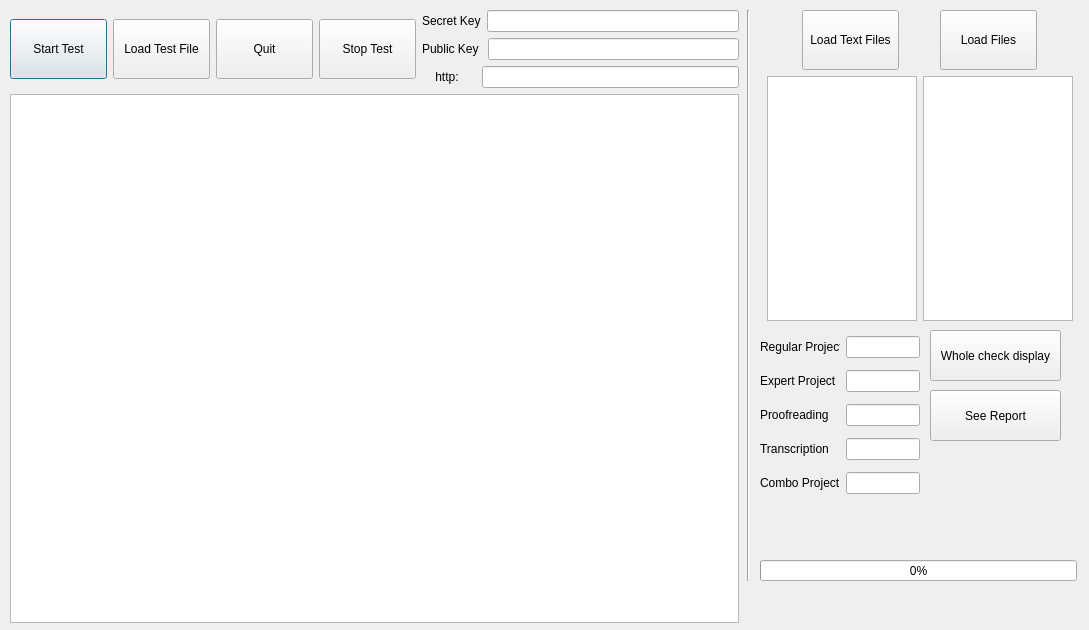
First picture: the form in main_design.ui, repository yvgenyk/API-Test2, before the edit.
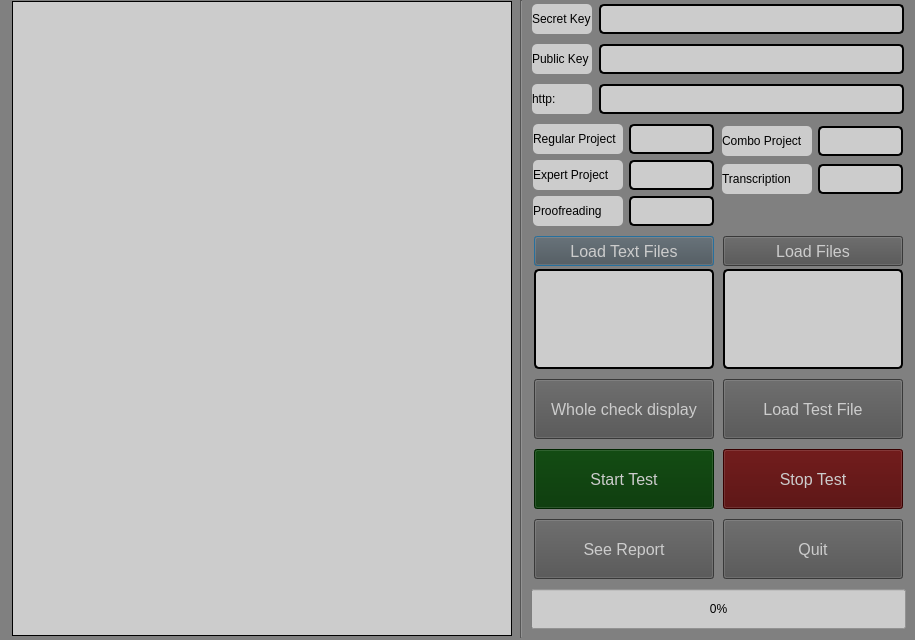
Second picture: the form after the edit. Icons and pictures are not drawn.

Patch:
```diff
--- a/main_design.ui
+++ b/main_design.ui
@@ -6,10 +6,22 @@
    <rect>
     <x>0</x>
     <y>0</y>
-    <width>1089</width>
-    <height>630</height>
+    <width>915</width>
+    <height>640</height>
    </rect>
   </property>
+  <property name="minimumSize">
+   <size>
+    <width>915</width>
+    <height>640</height>
+   </size>
+  </property>
+  <property name="maximumSize">
+   <size>
+    <width>915</width>
+    <height>640</height>
+   </size>
+  </property>
   <property name="windowTitle">
    <string>API Test</string>
   </property>
@@ -18,438 +30,836 @@
     <normaloff>logo.jpg</normaloff>logo.jpg</iconset>
   </property>
   <property name="styleSheet">
-   <string notr="true"/>
+   <string notr="true">background: rgb(128,128, 128)</string>
   </property>
-  <widget class="QWidget" name="gridLayoutWidget">
+  <widget class="QWidget" name="horizontalLayoutWidget_2">
    <property name="geometry">
     <rect>
      <x>10</x>
-     <y>10</y>
-     <width>729</width>
-     <height>613</height>
+     <y>0</y>
+     <width>901</width>
+     <height>638</height>
     </rect>
    </property>
-   <layout class="QGridLayout" name="gridLayout">
-    <item row="0" column="0">
-     <layout class="QGridLayout" name="gridLayout_2">
-      <item row="0" column="4">
-       <layout class="QVBoxLayout" name="verticalLayout_2">
-        <item>
-         <layout class="QHBoxLayout" name="horizontalLayout">
-          <item>
-           <widget class="QLabel" name="label">
-            <property name="text">
-             <string>Secret Key</string>
-            </property>
-           </widget>
-          </item>
-          <item>
-           <widget class="QLineEdit" name="lineEdit">
-            <property name="text">
-             <string/>
-            </property>
-           </widget>
-          </item>
-         </layout>
-        </item>
-        <item>
-         <layout class="QHBoxLayout" name="horizontalLayout_2">
-          <item>
-           <widget class="QLabel" name="label_2">
-            <property name="text">
-             <string>Public Key </string>
-            </property>
-           </widget>
-          </item>
-          <item>
-           <widget class="QLineEdit" name="lineEdit_2"/>
-          </item>
-         </layout>
-        </item>
-        <item>
-         <layout class="QVBoxLayout" name="verticalLayout">
-          <item>
-           <layout class="QHBoxLayout" name="horizontalLayout_3">
-            <item>
-             <widget class="QLabel" name="label_3">
-              <property name="text">
-               <string>    http:     </string>
-              </property>
-             </widget>
-            </item>
-            <item>
-             <widget class="QLineEdit" name="lineEdit_3"/>
-            </item>
-           </layout>
-          </item>
-         </layout>
-        </item>
-       </layout>
-      </item>
-      <item row="0" column="0">
-       <widget class="QPushButton" name="startBtn">
-        <property name="sizePolicy">
-         <sizepolicy hsizetype="Fixed" vsizetype="Fixed">
-          <horstretch>97</horstretch>
-          <verstretch>60</verstretch>
-         </sizepolicy>
-        </property>
-        <property name="minimumSize">
-         <size>
-          <width>97</width>
-          <height>60</height>
-         </size>
-        </property>
-        <property name="text">
-         <string>Start Test</string>
-        </property>
-        <property name="iconSize">
-         <size>
-          <width>24</width>
-          <height>24</height>
-         </size>
-        </property>
-       </widget>
-      </item>
-      <item row="0" column="2">
-       <widget class="QPushButton" name="pushButton_2">
-        <property name="minimumSize">
-         <size>
-          <width>97</width>
-          <height>60</height>
-         </size>
-        </property>
-        <property name="text">
-         <string>Quit</string>
-        </property>
-       </widget>
-      </item>
-      <item row="0" column="1">
-       <widget class="QPushButton" name="fileLoad">
-        <property name="minimumSize">
-         <size>
-          <width>97</width>
-          <height>60</height>
-         </size>
-        </property>
-        <property name="text">
-         <string>Load Test File</string>
-        </property>
-       </widget>
-      </item>
-      <item row="0" column="3">
-       <widget class="QPushButton" name="stopBtn">
-        <property name="minimumSize">
-         <size>
-          <width>97</width>
-          <height>60</height>
-         </size>
-        </property>
-        <property name="text">
-         <string>Stop Test</string>
-        </property>
-       </widget>
-      </item>
-     </layout>
-    </item>
-    <item row="1" column="0">
+   <layout class="QHBoxLayout" name="horizontalLayout_5">
+    <item>
      <widget class="QTableWidget" name="tableWidget">
       <property name="minimumSize">
        <size>
-        <width>0</width>
-        <height>500</height>
+        <width>500</width>
+        <height>635</height>
        </size>
       </property>
+      <property name="maximumSize">
+       <size>
+        <width>500</width>
+        <height>635</height>
+       </size>
+      </property>
+      <property name="font">
+       <font>
+        <pointsize>9</pointsize>
+       </font>
+      </property>
+      <property name="styleSheet">
+       <string notr="true">background:rgb(204,204,204);
+border: 1px solid black;
+</string>
+      </property>
      </widget>
     </item>
-   </layout>
-  </widget>
-  <widget class="QWidget" name="horizontalLayoutWidget">
-   <property name="geometry">
-    <rect>
-     <x>760</x>
-     <y>10</y>
-     <width>321</width>
-     <height>311</height>
-    </rect>
-   </property>
-   <layout class="QHBoxLayout" name="horizontalLayout_6">
     <item>
-     <layout class="QVBoxLayout" name="verticalLayout_3">
+     <widget class="Line" name="line">
+      <property name="orientation">
+       <enum>Qt::Vertical</enum>
+      </property>
+     </widget>
+    </item>
+    <item>
+     <layout class="QVBoxLayout" name="verticalLayout">
+      <property name="spacing">
+       <number>6</number>
+      </property>
+      <property name="leftMargin">
+       <number>0</number>
+      </property>
+      <item>
+       <layout class="QHBoxLayout" name="horizontalLayout">
+        <item>
+         <widget class="QLabel" name="label">
+          <property name="minimumSize">
+           <size>
+            <width>60</width>
+            <height>30</height>
+           </size>
+          </property>
+          <property name="maximumSize">
+           <size>
+            <width>60</width>
+            <height>30</height>
+           </size>
+          </property>
+          <property name="styleSheet">
+           <string notr="true">background:rgb(204,204,204);
+border-radius: 5px;</string>
+          </property>
+          <property name="text">
+           <string>Secret Key</string>
+          </property>
+         </widget>
+        </item>
+        <item>
+         <widget class="QLineEdit" name="lineEdit">
+          <property name="minimumSize">
+           <size>
+            <width>305</width>
+            <height>30</height>
+           </size>
+          </property>
+          <property name="maximumSize">
+           <size>
+            <width>305</width>
+            <height>30</height>
+           </size>
+          </property>
+          <property name="styleSheet">
+           <string notr="true">background:rgb(204,204,204);
+border: 2px solid black;
+border-radius: 5px;</string>
+          </property>
+          <property name="text">
+           <string/>
+          </property>
+         </widget>
+        </item>
+       </layout>
+      </item>
+      <item>
+       <layout class="QHBoxLayout" name="horizontalLayout_2">
+        <item>
+         <widget class="QLabel" name="label_2">
+          <property name="minimumSize">
+           <size>
+            <width>60</width>
+            <height>30</height>
+           </size>
+          </property>
+          <property name="maximumSize">
+           <size>
+            <width>60</width>
+            <height>30</height>
+           </size>
+          </property>
+          <property name="styleSheet">
+           <string notr="true">background:rgb(204,204,204);
+border-radius: 5px;</string>
+          </property>
+          <property name="text">
+           <string>Public Key </string>
+          </property>
+         </widget>
+        </item>
+        <item>
+         <widget class="QLineEdit" name="lineEdit_2">
+          <property name="minimumSize">
+           <size>
+            <width>305</width>
+            <height>30</height>
+           </size>
+          </property>
+          <property name="maximumSize">
+           <size>
+            <width>305</width>
+            <height>30</height>
+           </size>
+          </property>
+          <property name="styleSheet">
+           <string notr="true">background:rgb(204,204,204);
+border: 2px solid black;
+border-radius: 5px;</string>
+          </property>
+         </widget>
+        </item>
+       </layout>
+      </item>
+      <item>
+       <layout class="QHBoxLayout" name="horizontalLayout_3">
+        <item>
+         <widget class="QLabel" name="label_3">
+          <property name="minimumSize">
+           <size>
+            <width>60</width>
+            <height>30</height>
+           </size>
+          </property>
+          <property name="maximumSize">
+           <size>
+            <width>60</width>
+            <height>30</height>
+           </size>
+          </property>
+          <property name="styleSheet">
+           <string notr="true">background:rgb(204,204,204);
+border-radius: 5px;</string>
+          </property>
+          <property name="text">
+           <string>http:     </string>
+          </property>
+         </widget>
+        </item>
+        <item>
+         <widget class="QLineEdit" name="lineEdit_3">
+          <property name="minimumSize">
+           <size>
+            <width>305</width>
+            <height>30</height>
+           </size>
+          </property>
+          <property name="maximumSize">
+           <size>
+            <width>305</width>
+            <height>30</height>
+           </size>
+          </property>
+          <property name="styleSheet">
+           <string notr="true">background:rgb(204,204,204);
+border: 2px solid black;
+border-radius: 5px;</string>
+          </property>
+         </widget>
+        </item>
+       </layout>
+      </item>
+      <item>
+       <layout class="QHBoxLayout" name="horizontalLayout_7">
+        <item>
+         <layout class="QHBoxLayout" name="horizontalLayout_6">
+          <item>
+           <layout class="QVBoxLayout" name="verticalLayout_5">
+            <item>
+             <widget class="QLabel" name="label_4">
+              <property name="minimumSize">
+               <size>
+                <width>90</width>
+                <height>30</height>
+               </size>
+              </property>
+              <property name="maximumSize">
+               <size>
+                <width>90</width>
+                <height>30</height>
+               </size>
+              </property>
+              <property name="styleSheet">
+               <string notr="true">background:rgb(204,204,204);
+border-radius: 5px;</string>
+              </property>
+              <property name="text">
+               <string>Regular Project</string>
+              </property>
+             </widget>
+            </item>
+            <item>
+             <widget class="QLabel" name="label_5">
+              <property name="minimumSize">
+               <size>
+                <width>90</width>
+                <height>30</height>
+               </size>
+              </property>
+              <property name="maximumSize">
+               <size>
+                <width>90</width>
+                <height>30</height>
+               </size>
+              </property>
+              <property name="styleSheet">
+               <string notr="true">background:rgb(204,204,204);
+border-radius: 5px;</string>
+              </property>
+              <property name="text">
+               <string>Expert Project</string>
+              </property>
+             </widget>
+            </item>
+            <item>
+             <widget class="QLabel" name="label_6">
+              <property name="minimumSize">
+               <size>
+                <width>90</width>
+                <height>30</height>
+               </size>
+              </property>
+              <property name="maximumSize">
+               <size>
+                <width>90</width>
+                <height>30</height>
+               </size>
+              </property>
+              <property name="styleSheet">
+               <string notr="true">background:rgb(204,204,204);
+border-radius: 5px;</string>
+              </property>
+              <property name="text">
+               <string>Proofreading</string>
+              </property>
+             </widget>
+            </item>
+           </layout>
+          </item>
+          <item>
+           <layout class="QVBoxLayout" name="verticalLayout_4">
+            <item>
+             <widget class="QLineEdit" name="reg_proj">
+              <property name="minimumSize">
+               <size>
+                <width>85</width>
+                <height>30</height>
+               </size>
+              </property>
+              <property name="maximumSize">
+               <size>
+                <width>85</width>
+                <height>30</height>
+               </size>
+              </property>
+              <property name="styleSheet">
+               <string notr="true">background:rgb(204,204,204);
+border: 2px solid black;
+border-radius: 5px;</string>
+              </property>
+             </widget>
+            </item>
+            <item>
+             <widget class="QLineEdit" name="expert_proj">
+              <property name="minimumSize">
+               <size>
+                <width>85</width>
+                <height>30</height>
+               </size>
+              </property>
+              <property name="maximumSize">
+               <size>
+                <width>85</width>
+                <height>30</height>
+               </size>
+              </property>
+              <property name="styleSheet">
+               <string notr="true">background:rgb(204,204,204);
+border: 2px solid black;
+border-radius: 5px;</string>
+              </property>
+             </widget>
+            </item>
+            <item>
+             <widget class="QLineEdit" name="proof_proj">
+              <property name="minimumSize">
+               <size>
+                <width>85</width>
+                <height>30</height>
+               </size>
+              </property>
+              <property name="maximumSize">
+               <size>
+                <width>85</width>
+                <height>30</height>
+               </size>
+              </property>
+              <property name="styleSheet">
+               <string notr="true">background:rgb(204,204,204);
+border: 2px solid black;
+border-radius: 5px;</string>
+              </property>
+             </widget>
+            </item>
+           </layout>
+          </item>
+         </layout>
+        </item>
+        <item>
+         <layout class="QHBoxLayout" name="horizontalLayout_12">
+          <item>
+           <layout class="QVBoxLayout" name="verticalLayout_7">
+            <item>
+             <widget class="QLabel" name="label_8">
+              <property name="minimumSize">
+               <size>
+                <width>90</width>
+                <height>30</height>
+               </size>
+              </property>
+              <property name="maximumSize">
+               <size>
+                <width>90</width>
+                <height>30</height>
+               </size>
+              </property>
+              <property name="styleSheet">
+               <string notr="true">background:rgb(204,204,204);
+border-radius: 5px;</string>
+              </property>
+              <property name="text">
+               <string>Combo Project</string>
+              </property>
+             </widget>
+            </item>
+            <item>
+             <widget class="QLabel" name="label_7">
+              <property name="minimumSize">
+               <size>
+                <width>90</width>
+                <height>30</height>
+               </size>
+              </property>
+              <property name="maximumSize">
+               <size>
+                <width>90</width>
+                <height>30</height>
+               </size>
+              </property>
+              <property name="styleSheet">
+               <string notr="true">background:rgb(204,204,204);
+border-radius: 5px;</string>
+              </property>
+              <property name="text">
+               <string>Transcription</string>
+              </property>
+             </widget>
+            </item>
+            <item>
+             <spacer name="verticalSpacer_2">
+              <property name="orientation">
+               <enum>Qt::Vertical</enum>
+              </property>
+              <property name="sizeType">
+               <enum>QSizePolicy::Fixed</enum>
+              </property>
+              <property name="sizeHint" stdset="0">
+               <size>
+                <width>20</width>
+                <height>30</height>
+               </size>
+              </property>
+             </spacer>
+            </item>
+           </layout>
+          </item>
+          <item>
+           <layout class="QVBoxLayout" name="verticalLayout_6">
+            <item>
+             <widget class="QLineEdit" name="combo_proj">
+              <property name="minimumSize">
+               <size>
+                <width>85</width>
+                <height>30</height>
+               </size>
+              </property>
+              <property name="maximumSize">
+               <size>
+                <width>85</width>
+                <height>30</height>
+               </size>
+              </property>
+              <property name="styleSheet">
+               <string notr="true">background:rgb(204,204,204);
+border: 2px solid black;
+border-radius: 5px;</string>
+              </property>
+             </widget>
+            </item>
+            <item>
+             <widget class="QLineEdit" name="transcript_proj">
+              <property name="minimumSize">
+               <size>
+                <width>85</width>
+                <height>30</height>
+               </size>
+              </property>
+              <property name="maximumSize">
+               <size>
+                <width>85</width>
+                <height>30</height>
+               </size>
+              </property>
+              <property name="styleSheet">
+               <string notr="true">background:rgb(204,204,204);
+border: 2px solid black;
+border-radius: 5px;</string>
+              </property>
+             </widget>
+            </item>
+            <item>
+             <spacer name="verticalSpacer">
+              <property name="orientation">
+               <enum>Qt::Vertical</enum>
+              </property>
+              <property name="sizeType">
+               <enum>QSizePolicy::Fixed</enum>
+              </property>
+              <property name="sizeHint" stdset="0">
+               <size>
+                <width>20</width>
+                <height>30</height>
+               </size>
+              </property>
+             </spacer>
+            </item>
+           </layout>
+          </item>
+         </layout>
+        </item>
+       </layout>
+      </item>
       <item>
        <layout class="QHBoxLayout" name="horizontalLayout_4">
         <item>
-         <widget class="QPushButton" name="loadTxtBtn">
-          <property name="sizePolicy">
-           <sizepolicy hsizetype="Fixed" vsizetype="Fixed">
-            <horstretch>0</horstretch>
-            <verstretch>0</verstretch>
-           </sizepolicy>
+         <layout class="QVBoxLayout" name="verticalLayout_2">
+          <property name="spacing">
+           <number>3</number>
           </property>
+          <item>
+           <widget class="QPushButton" name="loadTxtBtn">
+            <property name="sizePolicy">
+             <sizepolicy hsizetype="Fixed" vsizetype="Fixed">
+              <horstretch>0</horstretch>
+              <verstretch>0</verstretch>
+             </sizepolicy>
+            </property>
+            <property name="minimumSize">
+             <size>
+              <width>180</width>
+              <height>30</height>
+             </size>
+            </property>
+            <property name="maximumSize">
+             <size>
+              <width>180</width>
+              <height>30</height>
+             </size>
+            </property>
+            <property name="font">
+             <font>
+              <pointsize>12</pointsize>
+             </font>
+            </property>
+            <property name="styleSheet">
+             <string notr="true">background:rgb(80,80,80);
+color: rgb(204,204,204);
+</string>
+            </property>
+            <property name="text">
+             <string>Load Text Files</string>
+            </property>
+           </widget>
+          </item>
+          <item>
+           <widget class="QListWidget" name="txtFilesList">
+            <property name="enabled">
+             <bool>true</bool>
+            </property>
+            <property name="minimumSize">
+             <size>
+              <width>180</width>
+              <height>100</height>
+             </size>
+            </property>
+            <property name="maximumSize">
+             <size>
+              <width>180</width>
+              <height>100</height>
+             </size>
+            </property>
+            <property name="styleSheet">
+             <string notr="true">background:rgb(204,204,204);
+border: 2px solid black;
+border-radius: 5px;</string>
+            </property>
+           </widget>
+          </item>
+         </layout>
+        </item>
+        <item>
+         <layout class="QVBoxLayout" name="verticalLayout_3">
+          <property name="spacing">
+           <number>3</number>
+          </property>
+          <item>
+           <widget class="QPushButton" name="loadFileBtn">
+            <property name="sizePolicy">
+             <sizepolicy hsizetype="Fixed" vsizetype="Fixed">
+              <horstretch>0</horstretch>
+              <verstretch>0</verstretch>
+             </sizepolicy>
+            </property>
+            <property name="minimumSize">
+             <size>
+              <width>180</width>
+              <height>30</height>
+             </size>
+            </property>
+            <property name="maximumSize">
+             <size>
+              <width>180</width>
+              <height>30</height>
+             </size>
+            </property>
+            <property name="font">
+             <font>
+              <pointsize>12</pointsize>
+             </font>
+            </property>
+            <property name="styleSheet">
+             <string notr="true">background:rgb(80,80,80);
+color: rgb(204,204,204);</string>
+            </property>
+            <property name="text">
+             <string>Load Files</string>
+            </property>
+           </widget>
+          </item>
+          <item>
+           <widget class="QListWidget" name="testFilesList">
+            <property name="minimumSize">
+             <size>
+              <width>180</width>
+              <height>100</height>
+             </size>
+            </property>
+            <property name="maximumSize">
+             <size>
+              <width>180</width>
+              <height>100</height>
+             </size>
+            </property>
+            <property name="styleSheet">
+             <string notr="true">background:rgb(204,204,204);
+border: 2px solid black;
+border-radius: 5px;</string>
+            </property>
+           </widget>
+          </item>
+         </layout>
+        </item>
+       </layout>
+      </item>
+      <item>
+       <layout class="QHBoxLayout" name="horizontalLayout_8">
+        <item>
+         <widget class="QPushButton" name="checkDisplay">
           <property name="minimumSize">
            <size>
-            <width>97</width>
+            <width>180</width>
             <height>60</height>
            </size>
           </property>
           <property name="maximumSize">
            <size>
-            <width>97</width>
+            <width>180</width>
             <height>60</height>
            </size>
           </property>
+          <property name="font">
+           <font>
+            <pointsize>12</pointsize>
+           </font>
+          </property>
+          <property name="styleSheet">
+           <string notr="true">background:rgb(80,80,80);
+color: rgb(204,204,204);</string>
+          </property>
           <property name="text">
-           <string>Load Text Files</string>
+           <string>Whole check display</string>
           </property>
          </widget>
         </item>
         <item>
-         <spacer name="horizontalSpacer">
-          <property name="orientation">
-           <enum>Qt::Horizontal</enum>
+         <widget class="QPushButton" name="fileLoad">
+          <property name="minimumSize">
+           <size>
+            <width>180</width>
+            <height>60</height>
+           </size>
           </property>
-          <property name="sizeType">
-           <enum>QSizePolicy::Fixed</enum>
-          </property>
-          <property name="sizeHint" stdset="0">
+          <property name="maximumSize">
            <size>
-            <width>0</width>
-            <height>20</height>
+            <width>180</width>
+            <height>60</height>
            </size>
           </property>
-         </spacer>
+          <property name="font">
+           <font>
+            <pointsize>12</pointsize>
+           </font>
+          </property>
+          <property name="styleSheet">
+           <string notr="true">background:rgb(80,80,80);
+color: rgb(204,204,204);</string>
+          </property>
+          <property name="text">
+           <string>Load Test File</string>
+          </property>
+         </widget>
         </item>
+       </layout>
+      </item>
+      <item>
+       <layout class="QHBoxLayout" name="horizontalLayout_9">
         <item>
-         <widget class="QPushButton" name="loadFileBtn">
+         <widget class="QPushButton" name="startBtn">
           <property name="sizePolicy">
            <sizepolicy hsizetype="Fixed" vsizetype="Fixed">
-            <horstretch>0</horstretch>
-            <verstretch>0</verstretch>
+            <horstretch>97</horstretch>
+            <verstretch>60</verstretch>
            </sizepolicy>
           </property>
           <property name="minimumSize">
            <size>
-            <width>97</width>
+            <width>180</width>
             <height>60</height>
            </size>
           </property>
           <property name="maximumSize">
            <size>
-            <width>97</width>
+            <width>180</width>
             <height>60</height>
            </size>
           </property>
+          <property name="font">
+           <font>
+            <pointsize>12</pointsize>
+           </font>
+          </property>
+          <property name="styleSheet">
+           <string notr="true">background:rgb(0, 51, 0);
+color: rgb(204,204,204);</string>
+          </property>
           <property name="text">
-           <string>Load Files</string>
+           <string>Start Test</string>
           </property>
+          <property name="iconSize">
+           <size>
+            <width>24</width>
+            <height>24</height>
+           </size>
+          </property>
          </widget>
         </item>
+        <item>
+         <widget class="QPushButton" name="stopBtn">
+          <property name="minimumSize">
+           <size>
+            <width>180</width>
+            <height>60</height>
+           </size>
+          </property>
+          <property name="maximumSize">
+           <size>
+            <width>180</width>
+            <height>60</height>
+           </size>
+          </property>
+          <property name="font">
+           <font>
+            <pointsize>12</pointsize>
+           </font>
+          </property>
+          <property name="styleSheet">
+           <string notr="true">background:rgb(77, 0, 0);
+color: rgb(204,204,204);</string>
+          </property>
+          <property name="text">
+           <string>Stop Test</string>
+          </property>
+         </widget>
+        </item>
        </layout>
       </item>
       <item>
-       <layout class="QHBoxLayout" name="horizontalLayout_5">
+       <layout class="QHBoxLayout" name="horizontalLayout_10">
         <item>
-         <widget class="QListWidget" name="txtFilesList">
-          <property name="enabled">
-           <bool>true</bool>
-          </property>
+         <widget class="QPushButton" name="reportBtn">
           <property name="minimumSize">
            <size>
-            <width>150</width>
-            <height>0</height>
+            <width>180</width>
+            <height>60</height>
            </size>
           </property>
           <property name="maximumSize">
            <size>
-            <width>150</width>
-            <height>16777215</height>
+            <width>180</width>
+            <height>60</height>
            </size>
           </property>
+          <property name="font">
+           <font>
+            <pointsize>12</pointsize>
+           </font>
+          </property>
           <property name="styleSheet">
-           <string notr="true"/>
+           <string notr="true">background:rgb(80,80,80);
+color: rgb(204,204,204);</string>
           </property>
+          <property name="text">
+           <string>See Report</string>
+          </property>
          </widget>
         </item>
         <item>
-         <widget class="QListWidget" name="testFilesList">
+         <widget class="QPushButton" name="pushButton_2">
+          <property name="minimumSize">
+           <size>
+            <width>180</width>
+            <height>60</height>
+           </size>
+          </property>
           <property name="maximumSize">
            <size>
-            <width>150</width>
-            <height>16777215</height>
+            <width>180</width>
+            <height>60</height>
            </size>
           </property>
+          <property name="font">
+           <font>
+            <pointsize>12</pointsize>
+           </font>
+          </property>
+          <property name="styleSheet">
+           <string notr="true">background:rgb(80,80,80);
+color: rgb(204,204,204);</string>
+          </property>
+          <property name="text">
+           <string>Quit</string>
+          </property>
          </widget>
         </item>
        </layout>
       </item>
-     </layout>
-    </item>
-   </layout>
-  </widget>
-  <widget class="Line" name="line">
-   <property name="geometry">
-    <rect>
-     <x>740</x>
-     <y>10</y>
-     <width>16</width>
-     <height>571</height>
-    </rect>
-   </property>
-   <property name="orientation">
-    <enum>Qt::Vertical</enum>
-   </property>
-  </widget>
-  <widget class="QProgressBar" name="progressBar">
-   <property name="geometry">
-    <rect>
-     <x>760</x>
-     <y>560</y>
-     <width>317</width>
-     <height>21</height>
-    </rect>
-   </property>
-   <property name="value">
-    <number>0</number>
-   </property>
-  </widget>
-  <widget class="QWidget" name="verticalLayoutWidget">
-   <property name="geometry">
-    <rect>
-     <x>760</x>
-     <y>330</y>
-     <width>160</width>
-     <height>171</height>
-    </rect>
-   </property>
-   <layout class="QVBoxLayout" name="verticalLayout_4">
-    <item>
-     <layout class="QHBoxLayout" name="horizontalLayout_7">
       <item>
-       <widget class="QLabel" name="label_4">
+       <widget class="QProgressBar" name="progressBar">
         <property name="minimumSize">
          <size>
-          <width>80</width>
-          <height>0</height>
+          <width>375</width>
+          <height>40</height>
          </size>
         </property>
-        <property name="text">
-         <string>Regular Project</string>
-        </property>
-       </widget>
-      </item>
-      <item>
-       <widget class="QLineEdit" name="reg_proj"/>
-      </item>
-     </layout>
-    </item>
-    <item>
-     <layout class="QHBoxLayout" name="horizontalLayout_8">
-      <item>
-       <widget class="QLabel" name="label_5">
-        <property name="minimumSize">
+        <property name="maximumSize">
          <size>
-          <width>80</width>
-          <height>0</height>
+          <width>375</width>
+          <height>40</height>
          </size>
         </property>
-        <property name="text">
-         <string>Expert Project</string>
+        <property name="styleSheet">
+         <string notr="true">background:rgb(204,204,204);</string>
         </property>
-       </widget>
-      </item>
-      <item>
-       <widget class="QLineEdit" name="expert_proj"/>
-      </item>
-     </layout>
-    </item>
-    <item>
-     <layout class="QHBoxLayout" name="horizontalLayout_9">
-      <item>
-       <widget class="QLabel" name="label_6">
-        <property name="minimumSize">
-         <size>
-          <width>80</width>
-          <height>0</height>
-         </size>
+        <property name="value">
+         <number>0</number>
         </property>
-        <property name="text">
-         <string>Proofreading</string>
-        </property>
        </widget>
       </item>
-      <item>
-       <widget class="QLineEdit" name="proof_proj"/>
-      </item>
      </layout>
     </item>
-    <item>
-     <layout class="QHBoxLayout" name="horizontalLayout_10">
-      <item>
-       <widget class="QLabel" name="label_7">
-        <property name="minimumSize">
-         <size>
-          <width>80</width>
-          <height>0</height>
-         </size>
-        </property>
-        <property name="text">
-         <string>Transcription</string>
-        </property>
-       </widget>
-      </item>
-      <item>
-       <widget class="QLineEdit" name="transcript_proj"/>
-      </item>
-     </layout>
-    </item>
-    <item>
-     <layout class="QHBoxLayout" name="horizontalLayout_11">
-      <item>
-       <widget class="QLabel" name="label_8">
-        <property name="minimumSize">
-         <size>
-          <width>80</width>
-          <height>0</height>
-         </size>
-        </property>
-        <property name="text">
-         <string>Combo Project</string>
-        </property>
-       </widget>
-      </item>
-      <item>
-       <widget class="QLineEdit" name="combo_proj"/>
-      </item>
-     </layout>
-    </item>
    </layout>
   </widget>
-  <widget class="QPushButton" name="checkDisplay">
-   <property name="geometry">
-    <rect>
-     <x>930</x>
-     <y>330</y>
-     <width>131</width>
-     <height>51</height>
-    </rect>
-   </property>
-   <property name="text">
-    <string>Whole check display</string>
-   </property>
-  </widget>
-  <widget class="QPushButton" name="reportBtn">
-   <property name="geometry">
-    <rect>
-     <x>930</x>
-     <y>390</y>
-     <width>131</width>
-     <height>51</height>
-    </rect>
-   </property>
-   <property name="text">
-    <string>See Report</string>
-   </property>
-  </widget>
  </widget>
  <resources/>
  <connections/>
```
